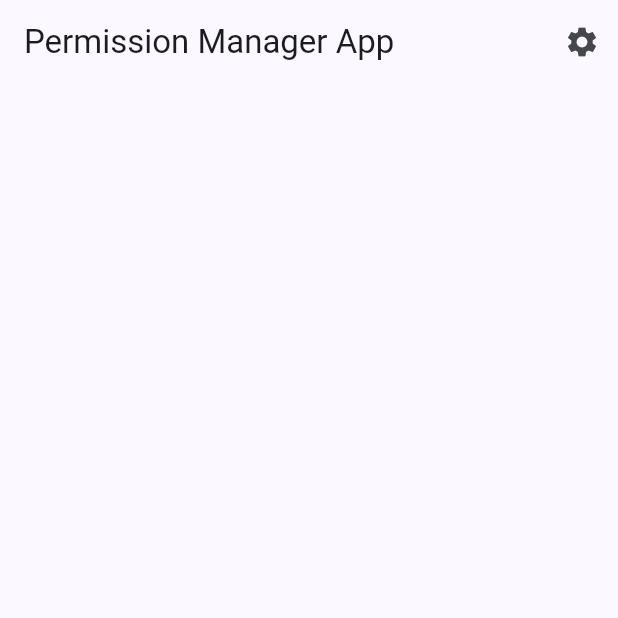
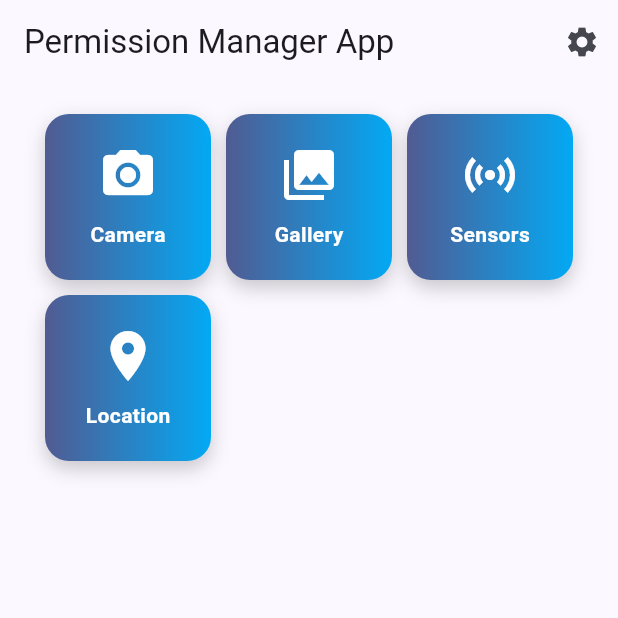
Before and after one commit to franzcmarcelo/flutter_permission_manager_app, a Flutter app: the screen it shows after launch, on a phone screen of 412 x 824 dp, the top half of it. Run offline on Flutter 3.47's test engine with Material 3 defaults, Android fonts, the phone set to English and light mode, and no system bars; our stand-ins replace flutter_riverpod, go_router, google_fonts, permission_handler.

Commit message:
home screen: add styled grid cards

```diff
--- a/lib/config/router/app_router.dart
+++ b/lib/config/router/app_router.dart
@@ -6,11 +6,12 @@ final appRouter = GoRouter(
   routes: [
     GoRoute(
       path: '/',
-
+      name: HomeScreen.routeName,
       builder: (context, state) => const HomeScreen(),
     ),
     GoRoute(
       path: '/permissions',
+      name: PermissionsScreen.routeName,
       builder: (context, state) => const PermissionsScreen(),
     ),
   ],
--- a/lib/presentation/screens/home/home_screen.dart
+++ b/lib/presentation/screens/home/home_screen.dart
@@ -1,7 +1,11 @@
 import 'package:flutter/material.dart';
 import 'package:go_router/go_router.dart';
+import 'widgets/home_widgets.dart';
+import '../screens.dart';
 
 class HomeScreen extends StatelessWidget {
+
+  static const String routeName = 'home_screen';
 
   const HomeScreen({super.key});
 
@@ -14,9 +18,26 @@ class HomeScreen extends StatelessWidget {
           IconButton(
             icon: const Icon(Icons.settings),
             onPressed: () {
-              context.push('/permissions');
+              context.pushNamed(PermissionsScreen.routeName);
             },
           ),
+        ],
+      ),
+      body: const _HomeScreenView(),
+    );
+  }
+}
+
+class _HomeScreenView extends StatelessWidget {
+  const _HomeScreenView();
+
+  @override
+  Widget build(BuildContext context) {
+    return const Padding(
+      padding: EdgeInsets.symmetric(horizontal: 30, vertical: 20),
+      child: CustomScrollView(
+        slivers: [
+          MainMenu()
         ],
       ),
     );
--- /dev/null
+++ b/lib/presentation/screens/home/widgets/home_widgets.dart
@@ -0,0 +1 @@
+export 'main_menu_widget.dart';
--- /dev/null
+++ b/lib/presentation/screens/home/widgets/main_menu_widget.dart
@@ -0,0 +1,96 @@
+import 'package:flutter/material.dart';
+import 'package:go_router/go_router.dart';
+
+class MainMenu extends StatelessWidget {
+  const MainMenu({super.key});
+
+  @override
+  Widget build(BuildContext context) {
+    return SliverGrid.count(
+      crossAxisCount: 3,
+      crossAxisSpacing: 10,
+      mainAxisSpacing: 10,
+      children: const [
+        _MenuItem(
+          title: 'Camera',
+          icon: Icons.camera_alt,
+          routeName: '',
+        ),
+        _MenuItem(
+          title: 'Gallery',
+          icon: Icons.photo_library,
+          routeName: '',
+        ),
+        _MenuItem(
+          title: 'Sensors',
+          icon: Icons.sensors,
+          routeName: '',
+        ),
+        _MenuItem(
+          title: 'Location',
+          icon: Icons.location_on,
+          routeName: '',
+        ),
+      ],
+    );
+  }
+}
+
+class _MenuItem extends StatelessWidget {
+
+  final String title;
+  final IconData icon;
+  final String routeName;
+
+  const _MenuItem({
+    required this.title,
+    required this.icon,
+    required this.routeName,
+  });
+
+  @override
+  Widget build(BuildContext context) {
+
+    final colors = Theme.of(context).colorScheme;
+
+    return InkWell(
+      onTap: () {
+        context.pushNamed(routeName);
+      },
+      child: Container(
+        decoration: BoxDecoration(
+          borderRadius: BorderRadius.circular(16),
+          gradient: LinearGradient(
+            colors: [colors.primary, Colors.lightBlue],
+          ),
+          boxShadow: [
+            BoxShadow(
+              color: Colors.black.withOpacity(0.2),
+              blurRadius: 10,
+              offset: const Offset(0, 5),
+            ),
+          ],
+        ),
+        child: Column(
+          mainAxisAlignment: MainAxisAlignment.center,
+          children: [
+            Icon(
+              icon,
+              size: 40,
+              color: colors.onPrimary,
+            ),
+            const SizedBox(height: 10),
+            Text(
+              title,
+              style: TextStyle(
+                color: colors.onPrimary,
+                fontWeight: FontWeight.bold,
+              ),
+            ),
+          ],
+        ),
+      ),
+    );
+  }
+
+}
--- a/lib/presentation/screens/permissions/permissions_screen.dart
+++ b/lib/presentation/screens/permissions/permissions_screen.dart
@@ -3,6 +3,8 @@ import 'package:flutter_riverpod/flutter_riverpod.dart';
 import 'package:flutter_permission_manager_app/presentation/providers/providers.dart';
 
 class PermissionsScreen extends StatelessWidget {
+
+  static const String routeName = 'permissions_screen';
 
   const PermissionsScreen({super.key});
 
```
